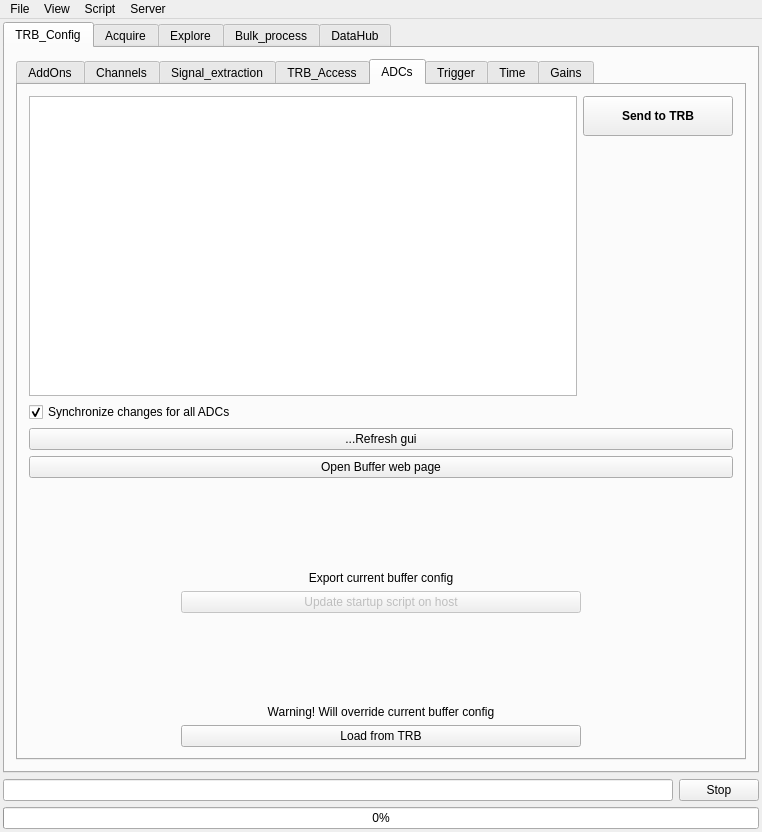
andrmor/TRB3reader, file GUI/mainwindow.ui: the form before one commit.
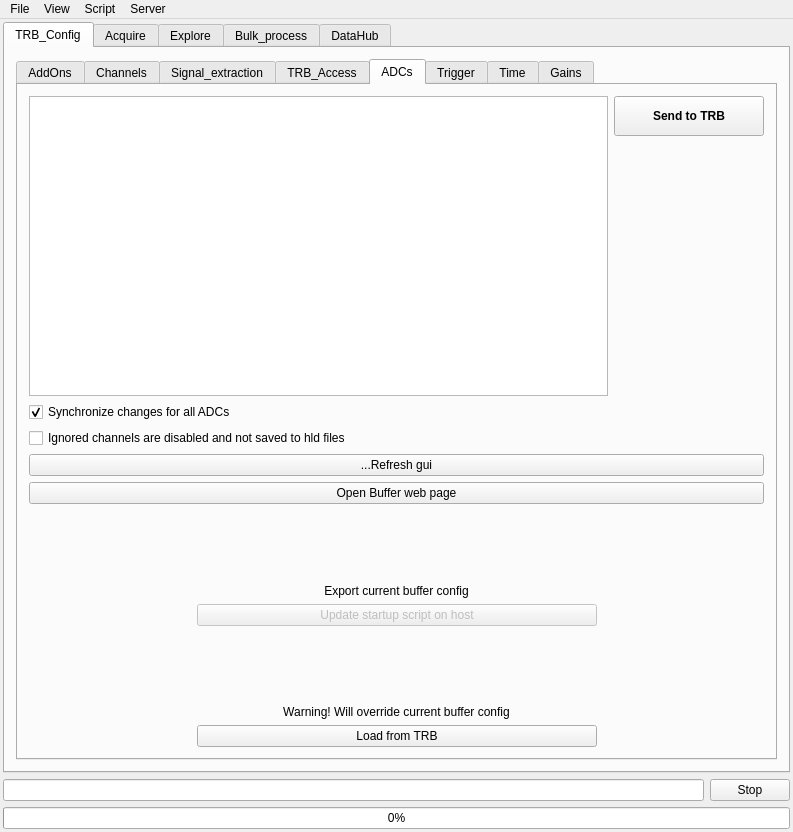
The form after the commit. The open tabs and pages were chosen to show the change.

```diff
--- a/GUI/mainwindow.ui
+++ b/GUI/mainwindow.ui
@@ -6,7 +6,7 @@
    <rect>
     <x>0</x>
     <y>0</y>
-    <width>762</width>
+    <width>793</width>
     <height>832</height>
    </rect>
   </property>
@@ -2086,6 +2086,13 @@
               </property>
              </widget>
             </item>
+            <item>
+             <widget class="QCheckBox" name="cbDisableIgnoredChannels">
+              <property name="text">
+               <string>Ignored channels are disabled and not saved to hld files</string>
+              </property>
+             </widget>
+            </item>
             <item>
              <widget class="QPushButton" name="pbRefreshBufferIndication">
               <property name="text">
@@ -5853,8 +5860,8 @@
     <rect>
      <x>0</x>
      <y>0</y>
-     <width>762</width>
-     <height>21</height>
+     <width>793</width>
+     <height>22</height>
     </rect>
    </property>
    <widget class="QMenu" name="menuFile">
```
Left out of the diff: 124 changed lines with no effect on the pictures.
